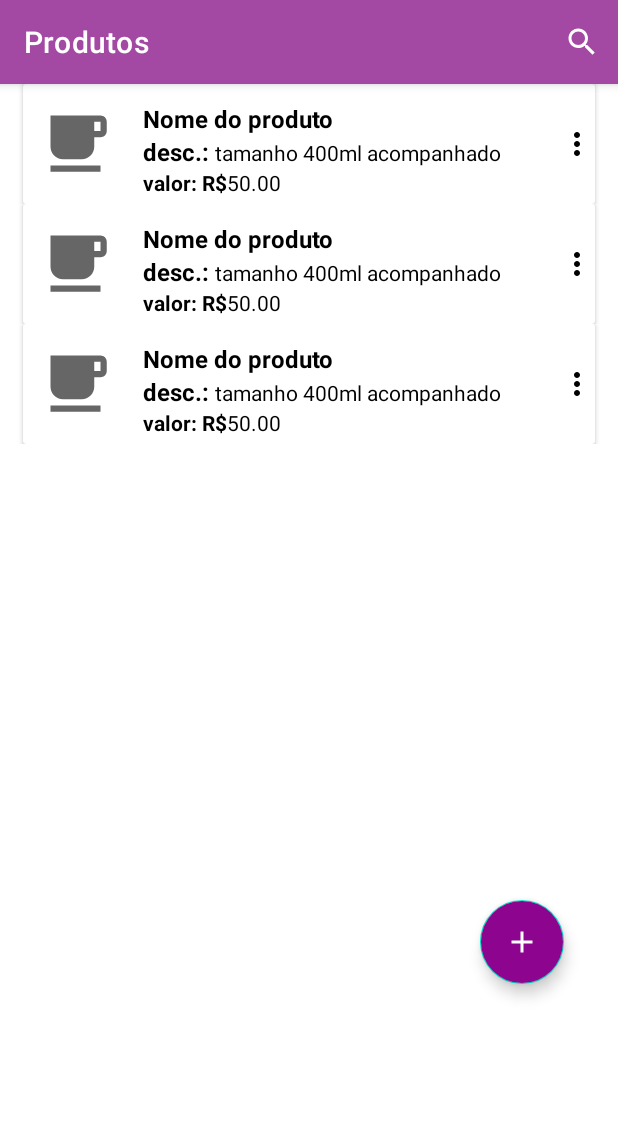
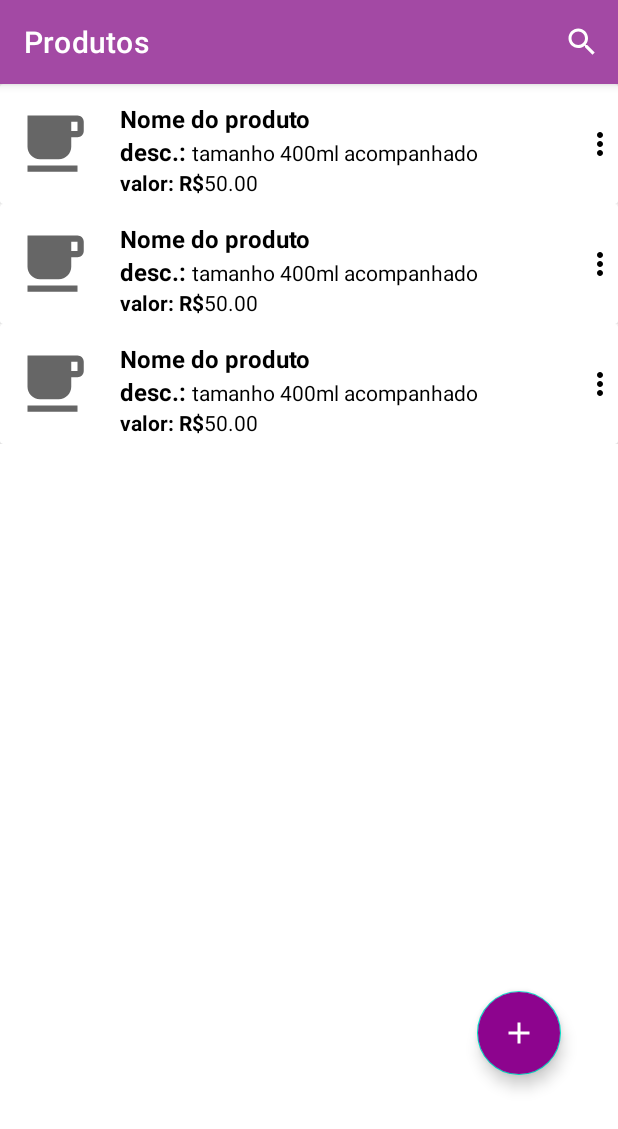
Before and after one commit to Victor-Drt/ifam-devm-appacai, an Android app: the layout fragment_produtos.xml on its own in the app's theme, with its tools: preview values and no code run, on a phone screen of 412 x 824 dp. Shown: the top 1129 px of the screen. Run offline under Robolectric (Android 15) with nearby library versions, the phone set to English and light mode, and no system bars.

Commit message:
fix: layout da tela de produtos consertado

```diff
--- a/AppAcai/app/src/main/res/layout/fragment_produtos.xml
+++ b/AppAcai/app/src/main/res/layout/fragment_produtos.xml
@@ -23,28 +23,31 @@
     </com.google.android.material.appbar.AppBarLayout>
 
 
+    <RelativeLayout
+        android:layout_width="match_parent"
+        android:layout_height="match_parent"
+        android:layout_marginTop="?attr/actionBarSize">
+
         <androidx.recyclerview.widget.RecyclerView
             android:id="@+id/rvListaProdutos"
             android:layout_width="match_parent"
             android:layout_height="match_parent"
-        android:layout_marginTop="?attr/actionBarSize"
-        tools:listitem="@layout/linha_listar_produto"/>
+            android:layout_marginBottom="?attr/actionBarSize"
+            tools:listitem="@layout/linha_listar_produto" />
 
         <com.google.android.material.floatingactionbutton.FloatingActionButton
             android:id="@+id/fbAddProduto"
-        android:layout_width="56dp"
-        android:layout_height="56dp"
-        android:layout_marginStart="320dp"
-        android:layout_marginTop="600dp"
-        android:layout_marginEnd="20dp"
+            android:layout_width="122dp"
+            android:layout_height="161dp"
+            android:layout_alignBottom="@+id/rvListaProdutos"
+            android:layout_alignParentEnd="true"
+            android:layout_marginEnd="38dp"
+            android:layout_marginBottom="51dp"
             android:backgroundTint="@color/acai_color_variante"
             android:foreground="@drawable/ic_add"
-        android:foregroundGravity="center"
-        app:layout_constraintBottom_toBottomOf="parent"
-        app:layout_constraintEnd_toEndOf="parent"
-        app:layout_constraintStart_toEndOf="parent"
-        app:layout_constraintStart_toStartOf="parent"
-        app:layout_constraintTop_toBottomOf="@id/appBarProdutos" />
+            android:foregroundGravity="center" />
+
+    </RelativeLayout>
 
 
 </FrameLayout>
--- a/AppAcai/app/src/main/res/layout/linha_listar_produto.xml
+++ b/AppAcai/app/src/main/res/layout/linha_listar_produto.xml
@@ -9,7 +9,7 @@
         android:id="@+id/linhaProduto"
         android:layout_width="match_parent"
         android:layout_height="80dp"
-        android:layout_marginHorizontal="15dp"
+        android:paddingHorizontal="15dp"
         android:layout_gravity="center_horizontal"
         android:layout_marginBottom="33dp">
 
```
Lines whose indentation alone changed are shown as unchanged.
